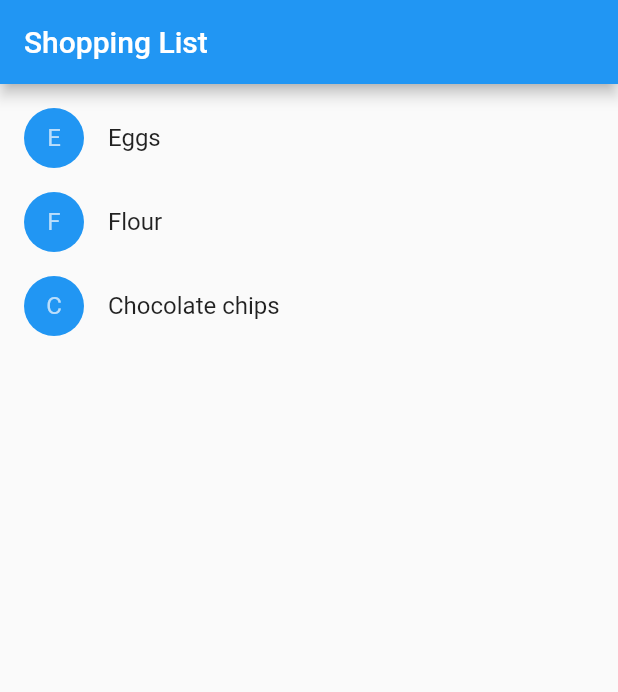
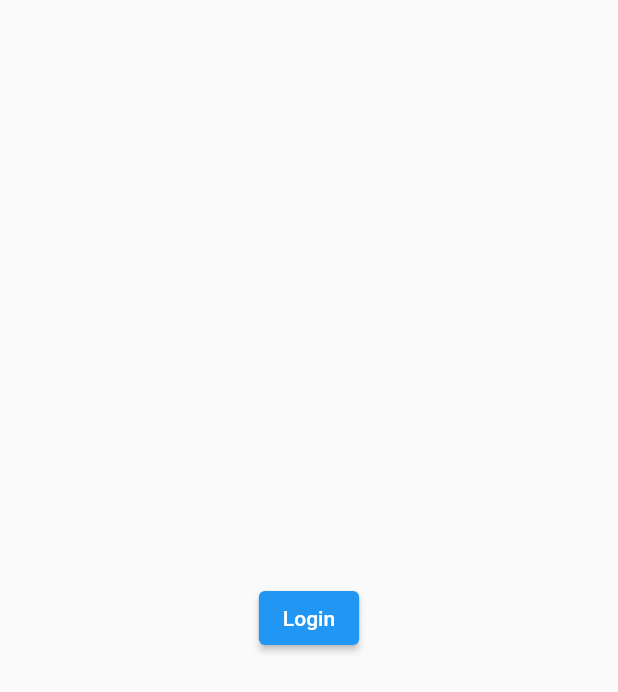
Before and after one commit to orug8m/flutter_sample, a Flutter app: the screen it shows after launch, on a phone screen of 412 x 824 dp. Shown: the top 692 px of the screen. Run offline on Flutter 3.47's test engine with Material 2 defaults, Android fonts, the phone set to English and light mode, and no system bars.

Commit message:
chat画面作成

```diff
--- a/lib/main.dart
+++ b/lib/main.dart
@@ -1,106 +1,102 @@
 import 'package:flutter/material.dart';
 
-class Product {
-  const Product({required this.name});
-
-  final String name;
+void main() {
+  runApp(ChatApp());
 }
 
-typedef CartChangedCallback = Function(Product product, bool inCart);
-
-class ShoppingListItem extends StatelessWidget {
-  ShoppingListItem({
-    required this.product,
-    required this.inCart,
-    required this.onCartChanged,
-  }) : super(key: ObjectKey(product));
-
-  final Product product;
-  final bool inCart;
-  final CartChangedCallback onCartChanged;
-
-  Color _getColor(BuildContext context) {
-    return inCart ? Colors.black54 : Theme.of(context).primaryColor;
-  }
-
-  TextStyle? _getTextStyle(BuildContext context) {
-    if (!inCart) return null;
-
-    return const TextStyle(
-      color: Colors.black54,
-      decoration: TextDecoration.lineThrough,
+class ChatApp extends StatelessWidget {
+  @override
+  Widget build(BuildContext context) {
+    return MaterialApp(
+      // アプリ名
+      title: 'Sample Chat App',
+      theme: ThemeData(
+        primarySwatch: Colors.blue,
+      ),
+      home: LoginPage(),
     );
   }
+}
 
+class LoginPage extends StatelessWidget {
   @override
   Widget build(BuildContext context) {
-    return ListTile(
-      onTap: () {
-        onCartChanged(product, inCart);
-      },
-      leading: CircleAvatar(
-        backgroundColor: _getColor(context),
-        child: Text(product.name[0]),
-      ),
-      title: Text(
-        product.name,
-        style: _getTextStyle(context),
+    return Scaffold(
+      body: Center(
+        child: Column(
+          mainAxisAlignment: MainAxisAlignment.center,
+          children: <Widget>[
+            ElevatedButton(
+              child: Text('Login'),
+              onPressed: () async {
+                // チャット画面に遷移＋ログイン画面を破棄
+                await Navigator.of(context).pushReplacement(
+                  MaterialPageRoute(builder: (context) {
+                    return ChatPage();
+                  }),
+                );
+              },
+            )
+          ],
+        ),
       ),
     );
   }
 }
 
-class ShoppingList extends StatefulWidget {
-  const ShoppingList({required this.products, Key? key}) : super(key: key);
-
-  final List<Product> products;
-
-  @override
-  _ShoppingListState createState() => _ShoppingListState();
-}
-
-class _ShoppingListState extends State<ShoppingList> {
-  final _shoppingCart = <Product>{};
-
-  void _handleCartChanged(Product product, bool inCart) {
-    setState(() {
-      if (!inCart) {
-        _shoppingCart.add(product);
-      } else {
-        _shoppingCart.remove(product);
-      }
-    });
-  }
-
+class ChatPage extends StatelessWidget {
   @override
   Widget build(BuildContext context) {
     return Scaffold(
       appBar: AppBar(
-        title: const Text('Shopping List'),
+        title: Text('Chat'),
+        actions: <Widget>[
+          IconButton(
+            icon: Icon(Icons.close),
+            onPressed: () async {
+              // ログイン画面に遷移＋チャット画面を破棄
+              await Navigator.of(context).pushReplacement(
+                MaterialPageRoute(builder: (context) {
+                  return LoginPage();
+                }),
+              );
+            },
+          ),
+        ],
       ),
-      body: ListView(
-        padding: const EdgeInsets.symmetric(vertical: 8.0),
-        children: widget.products.map((Product product) {
-          return ShoppingListItem(
-            product: product,
-            inCart: _shoppingCart.contains(product),
-            onCartChanged: _handleCartChanged,
+      floatingActionButton: FloatingActionButton(
+        child: Icon(Icons.add),
+        onPressed: () async {
+          // 投稿画面に遷移
+          await Navigator.of(context).push(
+            MaterialPageRoute(builder: (context) {
+              return AddPostPage();
+            }),
           );
-        }).toList(),
+        },
       ),
     );
   }
 }
 
-void main() {
-  runApp(const MaterialApp(
-    title: 'Shopping App',
-    home: ShoppingList(
-      products: [
-        Product(name: 'Eggs'),
-        Product(name: 'Flour'),
-        Product(name: 'Chocolate chips'),
-      ],
-    ),
-  ));
+
+// 投稿画面用Widget
+class AddPostPage extends StatelessWidget {
+  @override
+  Widget build(BuildContext context) {
+    return Scaffold(
+      appBar: AppBar(
+        title: Text('Post Chat'),
+      ),
+      body: Center(
+        child: ElevatedButton(
+          child: Text('Back'),
+          onPressed: () {
+            // 1つ前の画面に戻る
+            Navigator.of(context).pop();
+          },
+        ),
+      ),
+    );
+  }
 }
```
